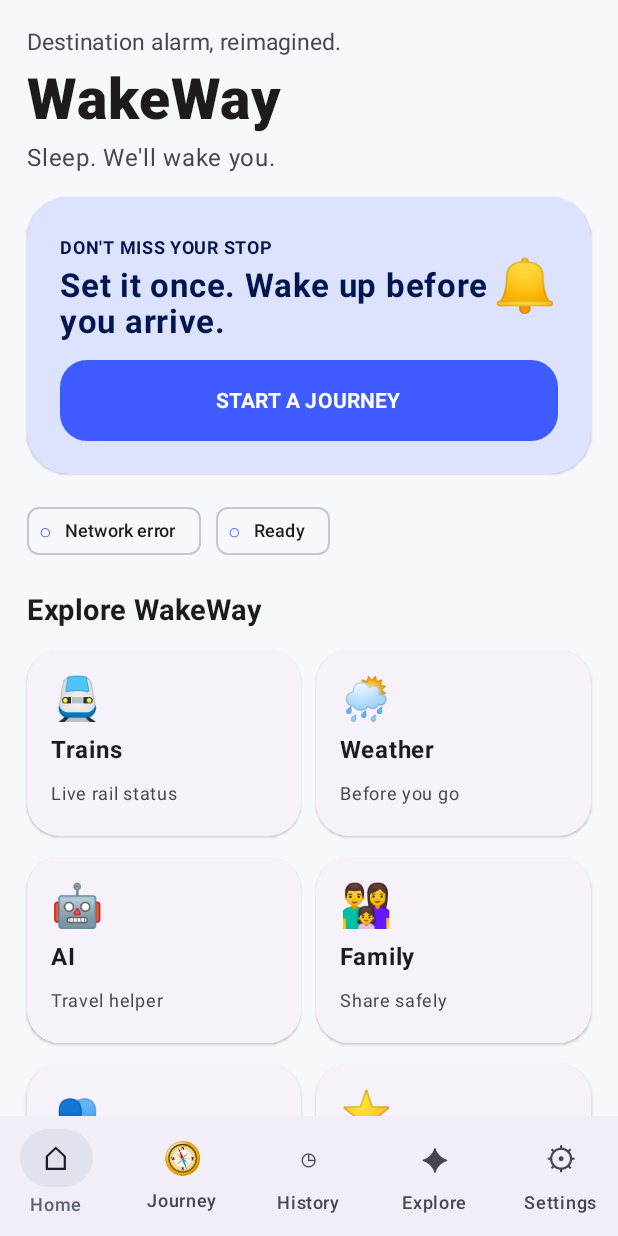
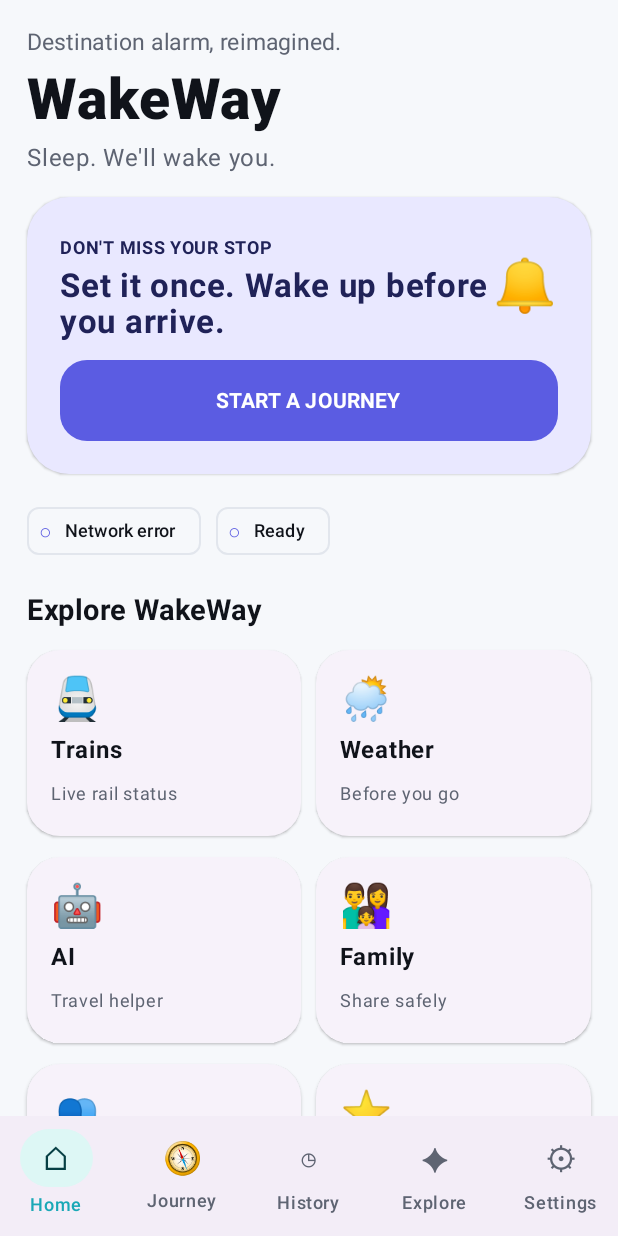
Before and after one commit to Shivamgarg581/WakeWay, an Android app built with Jetpack Compose: the screen it shows after launch (MainActivity), on a phone screen of 412 x 824 dp. Run offline under Robolectric (Android 15) with nearby library versions, the light colour scheme and no system bars; network calls fail.

Commit message:
Refresh WakeWay color system

```diff
--- a/app/src/main/java/com/wakeway/app/ui/AppTheme.kt
+++ b/app/src/main/java/com/wakeway/app/ui/AppTheme.kt
@@ -2,37 +2,66 @@ package com.wakeway.app.ui
 
 import androidx.compose.foundation.isSystemInDarkTheme
 import androidx.compose.material3.MaterialTheme
+import androidx.compose.material3.Typography
 import androidx.compose.material3.darkColorScheme
 import androidx.compose.material3.lightColorScheme
 import androidx.compose.runtime.Composable
 import androidx.compose.ui.graphics.Color
 
+private val Ink = Color(0xFF10131A)
+private val Slate = Color(0xFF5E6472)
+private val Cloud = Color(0xFFF6F8FB)
+private val White = Color(0xFFFFFFFF)
+private val Indigo = Color(0xFF5B5CE2)
+private val IndigoDeep = Color(0xFF3D3FA8)
+private val Cyan = Color(0xFF19A8B6)
+private val Mint = Color(0xFFDDF7F5)
+private val Lavender = Color(0xFFE9E8FF)
+
 private val WakeWayLight = lightColorScheme(
-    primary = Color(0xFF3E5BFF),
-    onPrimary = Color.White,
-    primaryContainer = Color(0xFFDDE2FF),
-    onPrimaryContainer = Color(0xFF00164F),
-    secondary = Color(0xFF5A6174),
-    secondaryContainer = Color(0xFFE0E2EE),
-    tertiary = Color(0xFF7A4D00),
-    tertiaryContainer = Color(0xFFFFDEA8),
-    background = Color(0xFFF7F8FC),
-    surface = Color(0xFFFDFBFF),
-    surfaceVariant = Color(0xFFE4E2EC)
+    primary = Indigo,
+    onPrimary = White,
+    primaryContainer = Lavender,
+    onPrimaryContainer = Color(0xFF202258),
+    secondary = Cyan,
+    onSecondary = White,
+    secondaryContainer = Mint,
+    onSecondaryContainer = Color(0xFF063F44),
+    tertiary = Color(0xFFF18D5C),
+    onTertiary = White,
+    tertiaryContainer = Color(0xFFFFE8DD),
+    onTertiaryContainer = Color(0xFF5A2410),
+    background = Cloud,
+    onBackground = Ink,
+    surface = White,
+    onSurface = Ink,
+    surfaceVariant = Color(0xFFE9EDF3),
+    onSurfaceVariant = Slate,
+    outline = Color(0xFFCDD3DD),
+    outlineVariant = Color(0xFFE2E6ED)
 )
 
 private val WakeWayDark = darkColorScheme(
-    primary = Color(0xFFB9C3FF),
-    onPrimary = Color(0xFF172965),
-    primaryContainer = Color(0xFF304595),
-    onPrimaryContainer = Color(0xFFDDE2FF),
-    secondary = Color(0xFFC3C6D4),
-    secondaryContainer = Color(0xFF41434F),
-    tertiary = Color(0xFFEFC17B),
-    tertiaryContainer = Color(0xFF5C4218),
-    background = Color(0xFF121318),
-    surface = Color(0xFF17181D),
-    surfaceVariant = Color(0xFF45464F)
+    primary = Color(0xFFC3C4FF),
+    onPrimary = Color(0xFF23257A),
+    primaryContainer = IndigoDeep,
+    onPrimaryContainer = Color(0xFFE4E4FF),
+    secondary = Color(0xFF6CD4DE),
+    onSecondary = Color(0xFF00373A),
+    secondaryContainer = Color(0xFF155258),
+    onSecondaryContainer = Color(0xFFC8F5F7),
+    tertiary = Color(0xFFFFB691),
+    onTertiary = Color(0xFF5B1F08),
+    tertiaryContainer = Color(0xFF7A3214),
+    onTertiaryContainer = Color(0xFFFFDBCB),
+    background = Color(0xFF0D1016),
+    onBackground = Color(0xFFF2F4F8),
+    surface = Color(0xFF141821),
+    onSurface = Color(0xFFF4F6FA),
+    surfaceVariant = Color(0xFF262C36),
+    onSurfaceVariant = Color(0xFFB6BFCD),
+    outline = Color(0xFF434B58),
+    outlineVariant = Color(0xFF2F3742)
 )
 
 @Composable
@@ -42,6 +71,7 @@ fun WakeWayTheme(
 ) {
     MaterialTheme(
         colorScheme = if (darkTheme) WakeWayDark else WakeWayLight,
+        typography = Typography(),
         content = content
     )
 }
```
